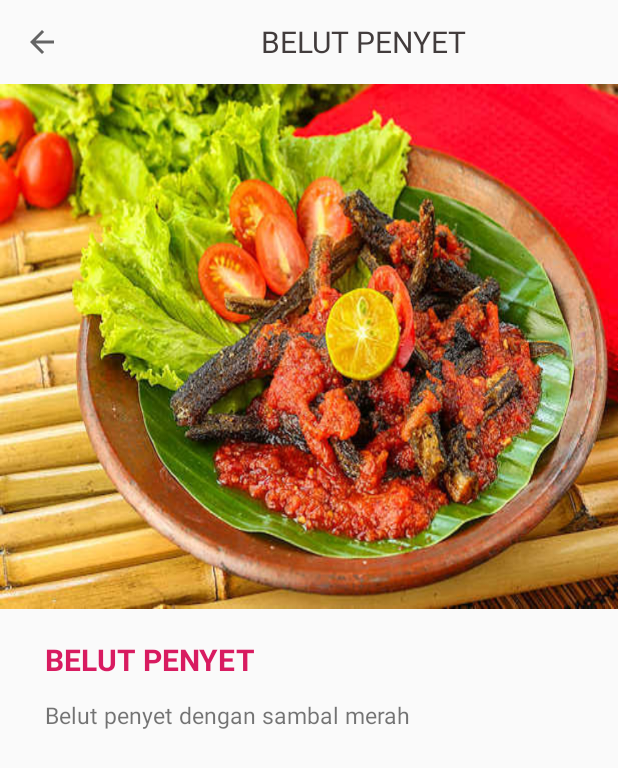
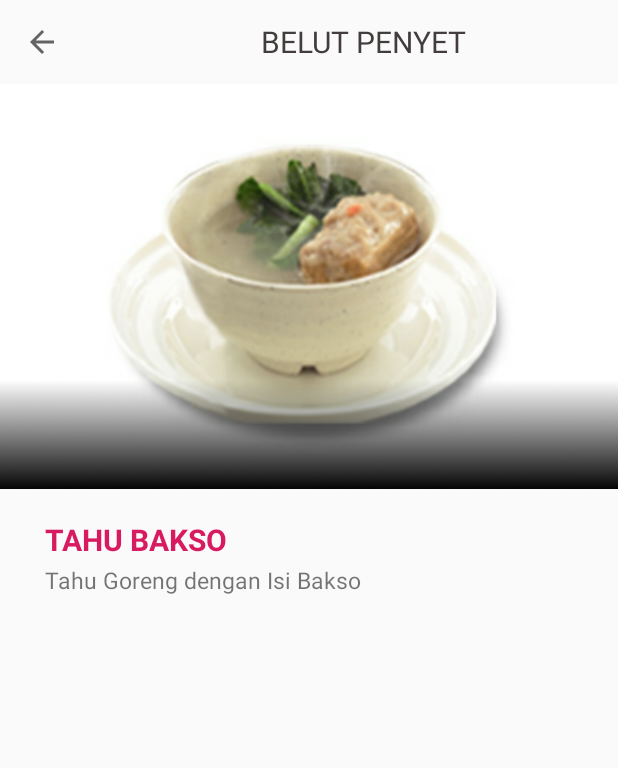
Before and after one commit to ulviaayu51/BakmiPPBProject, an Android app: the DeskripsiMakanan6 screen opened directly, with no data from a screen before it, on a phone screen of 412 x 824 dp. Shown: the top 768 px of the screen. Run offline under Robolectric (Android 15) with nearby library versions, the phone set to English and light mode, and no system bars; 3 statements that could not run were skipped.

Commit message:
Update activity_deskripsi_makanan6.xml

```diff
--- a/app/src/main/res/layout/activity_deskripsi_makanan6.xml
+++ b/app/src/main/res/layout/activity_deskripsi_makanan6.xml
@@ -18,31 +18,33 @@
             android:gravity="center"
             android:textSize="20dp"
             android:textColor="#423C3C"
-            android:fontFamily="sans-serif"/>
+            android:fontFamily="sans"/>
     </androidx.appcompat.widget.Toolbar>
     <ImageView
-        android:id="@+id/imageView_makanan6"
+        android:id="@+id/imageView_desmakanan6"
         android:layout_width="match_parent"
-        android:layout_height="350dp"
+        android:layout_height="270dp"
         android:scaleType="fitXY"
-        app:srcCompat="@drawable/makanan6" />
+        app:srcCompat="@drawable/desmakanan2" />
 
     <TextView
-        android:id="@+id/textView1_makanan6"
+        android:id="@+id/textView1_desmakanan6"
         android:layout_width="match_parent"
-        android:layout_height="40dp"
+        android:layout_height="30dp"
         android:layout_marginTop="20dp"
         android:paddingLeft="30dp"
-        android:text="BELUT PENYET"
+        android:text="TAHU BAKSO"
         android:textSize="20dp"
+        android:fontFamily="sans"
         android:textStyle="bold"
         android:textColor="@color/colorAccent"/>
 
     <TextView
-        android:id="@+id/textView2_makanan6"
+        android:id="@+id/textView2_desmakanan6"
         android:layout_width="match_parent"
-        android:layout_height="40dp"
+        android:layout_height="wrap_content"
         android:paddingLeft="30dp"
-        android:text="Belut penyet dengan sambal merah"
-        android:textSize="15dp" />
+        android:text="Tahu Goreng dengan Isi Bakso"
+        android:textSize="15dp"
+        android:fontFamily="sans"/>
 </LinearLayout>
```
